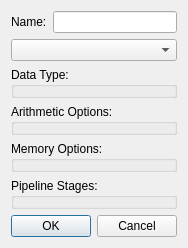
First picture: the form in instructioneditordialog.ui, repository Ty-Frame/Tomasulos-Algorithm, before the edit.
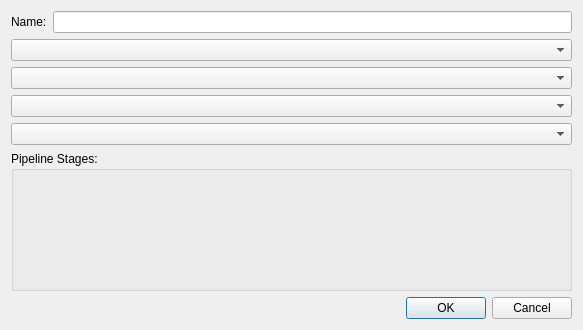
Second picture: the form after the edit.

Diff of the .ui file:
```diff
--- a/instructioneditordialog.ui
+++ b/instructioneditordialog.ui
@@ -6,8 +6,8 @@
    <rect>
     <x>0</x>
     <y>0</y>
-    <width>184</width>
-    <height>242</height>
+    <width>583</width>
+    <height>330</height>
    </rect>
   </property>
   <property name="windowTitle">
@@ -32,25 +32,13 @@
     <widget class="QComboBox" name="instructionTypeComboBox"/>
    </item>
    <item>
-    <widget class="QGroupBox" name="dataTypeGroupBox">
-     <property name="title">
-      <string>Data Type:</string>
-     </property>
-    </widget>
+    <widget class="QComboBox" name="dataTypeComboBox"/>
    </item>
    <item>
-    <widget class="QGroupBox" name="arithmeticOptionsGroupBox">
-     <property name="title">
-      <string>Arithmetic Options:</string>
-     </property>
-    </widget>
+    <widget class="QComboBox" name="arithmeticOptionsComboBox"/>
    </item>
    <item>
-    <widget class="QGroupBox" name="memoryOptionsGroupBox">
-     <property name="title">
-      <string>Memory Options:</string>
-     </property>
-    </widget>
+    <widget class="QComboBox" name="memoryOptionsComboBox"/>
    </item>
    <item>
     <widget class="QGroupBox" name="pipelineStagesGroupBox">
```
